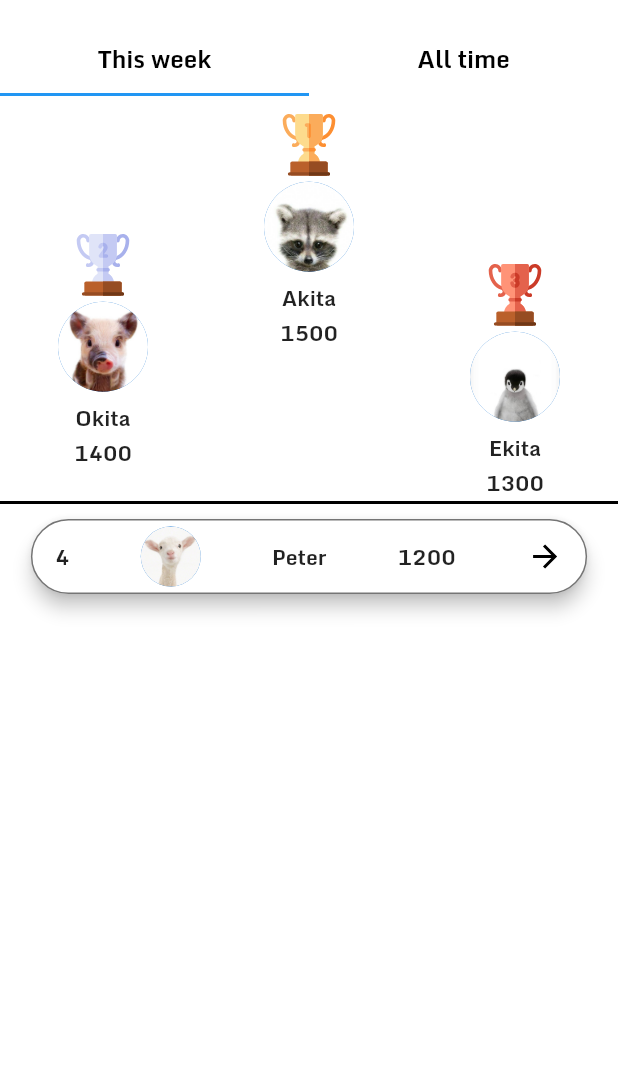
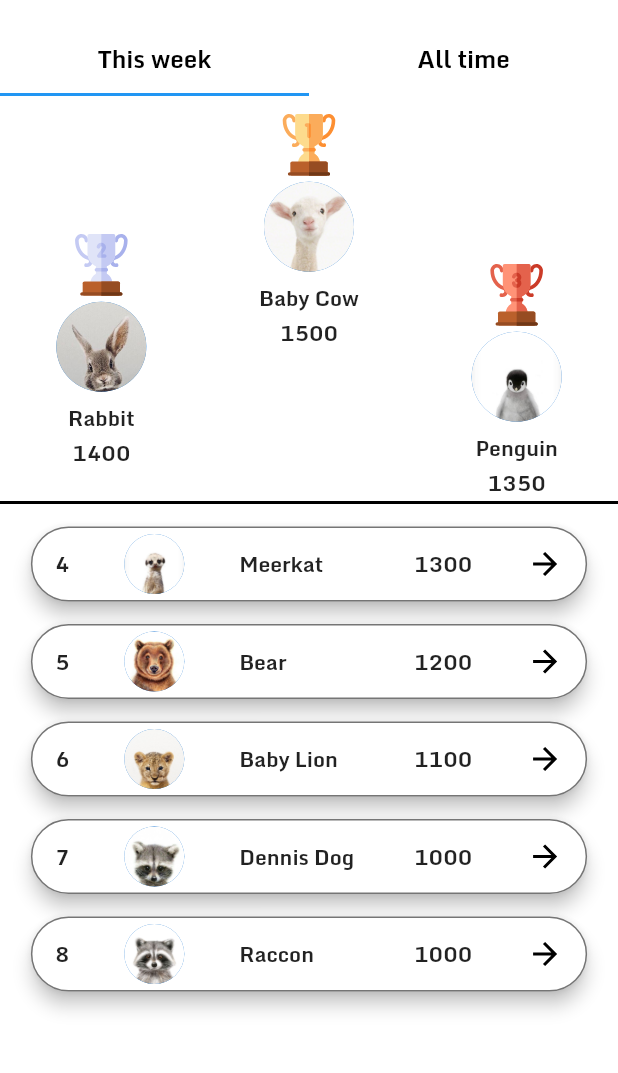
Before and after one commit to nguyenbinhanltv/EnQ, a Flutter app: the LeaderBoard screen opened by its route, on a phone screen of 412 x 824 dp, the part 60-1133 px from its top. Run offline on Flutter 3.47's test engine with Material 2 defaults, Android fonts, the phone set to English and light mode, and no system bars; our stand-ins replace animated_text_kit, firebase_auth, flutter_svg, google_sign_in; accounts and stored records are empty.

Commit message:
leader board UI done

```diff
--- a/lib/models/leader.dart
+++ b/lib/models/leader.dart
@@ -1,6 +1,22 @@
+import 'package:EnQ/models/user.dart';
+
 class Leader {
   final String id, startAt, endAt;
   final List<String> userId;
 
   Leader(this.id, this.startAt, this.endAt, this.userId);
+
+  static List<User> subLeaders = [
+    User("Meerkat", "user 4", "assets/images/meerkat.jpg", 4, 1300),
+    User("Bear", "user 5", "assets/images/bear.jpg", 5, 1200),
+    User("Baby Lion", "user 6", "assets/images/baby_lion.jpg", 6, 1100),
+    User("Dennis Dog", "user 7", "assets/images/dennis_dog.jpg", 7, 1000),
+    User("Raccon", "user 8", "assets/images/raccoon.jpg", 8, 1000),
+  ];
+
+  static List<User> leaders = [
+    User("Baby Cow", "user 1", "assets/images/baby_cow.jpg", 1, 1500),
+    User("Rabbit", "user 2", "assets/images/rabbit.jpg", 2, 1400),
+    User("Penguin", "user 3", "assets/images/penguin.jpg", 3, 1350),
+  ];
 }
--- a/lib/models/user.dart
+++ b/lib/models/user.dart
@@ -7,9 +7,3 @@ class User {
   //     this.textHistory);
   User(this.userName, this.id, this.photoUrl, this.rank, this.point);
 }
-
-List<User> users = [
-  User("Baby Cow", "user 1", "assets/images/baby_cow.jpg", 1, 1500),
-  User("Rabbit", "user 2", "assets/images/rabbit.jpg", 2, 1400),
-  User("Meerkat", "user 3", "assets/images/meerkat.jpg", 3, 1300),
-];
--- a/lib/pages/leader_board.dart
+++ b/lib/pages/leader_board.dart
@@ -3,6 +3,8 @@ import 'package:EnQ/const/size_config.dart';
 import 'package:EnQ/const/style.dart';
 import 'package:flutter/material.dart';
 import 'package:flutter_svg/flutter_svg.dart';
+import 'package:EnQ/models/leader.dart';
+import 'package:EnQ/models/user.dart';
 
 class LeaderBoard extends StatefulWidget {
   @override
@@ -57,16 +59,25 @@ class _LeaderBoardState extends State<LeaderBoard> {
                       Padding(
                         padding:
                             const EdgeInsets.only(top: DefaultPaddin * 4.0),
-                        child: TopLeader('assets/images/silver-cup.svg',
-                            'Okita', '1400', 'assets/images/pig.jpg'),
+                        child: TopLeader(
+                            'assets/images/silver-cup.svg',
+                            Leader.leaders[1].userName,
+                            Leader.leaders[1].point.toString(),
+                            Leader.leaders[1].photoUrl),
                       ),
-                      TopLeader('assets/images/gold-cup.svg', 'Akita', '1500',
-                          'assets/images/dennis_dog.jpg'),
+                      TopLeader(
+                          'assets/images/gold-cup.svg',
+                          Leader.leaders[0].userName,
+                          Leader.leaders[0].point.toString(),
+                          Leader.leaders[0].photoUrl),
                       Padding(
                         padding:
                             const EdgeInsets.only(top: DefaultPaddin * 5.0),
-                        child: TopLeader('assets/images/bronze-cup.svg',
-                            'Ekita', '1300', 'assets/images/penguin.jpg'),
+                        child: TopLeader(
+                            'assets/images/bronze-cup.svg',
+                            Leader.leaders[2].userName,
+                            Leader.leaders[2].point.toString(),
+                            Leader.leaders[2].photoUrl),
                       ),
                     ],
                   ),
@@ -85,41 +96,12 @@ class _LeaderBoardState extends State<LeaderBoard> {
                       ),
                     ),
                   ),
-                    child: Column(
-                      children: [
-                        Container(
-                          width: SizeConfig.screenWidth * 0.9,
-                          height: 50,
-                          margin: EdgeInsets.only(top: DefaultPaddin * 0.5),
-                          child: RaisedButton(
-                            onPressed: () {},
-                            color: Colors.white,
-                            elevation: 5.0,
-                            shape: RoundedRectangleBorder(
-                              borderRadius:
-                                  BorderRadius.circular(DefaultPaddin * 2),
-                              side: BorderSide(
-                                color: Colors.black54,
+                  child: ListView.builder(
+                    itemCount: Leader.subLeaders.length,
+                    itemBuilder: (BuildContext context, int index) =>
+                        BuildSubLeaders(user: Leader.subLeaders[index]),
                   ),
                 ),
-                            child: Row(
-                              mainAxisAlignment: MainAxisAlignment.spaceBetween,
-                              children: [
-                                Text('4'),
-                                CircleAvatar(
-                                  backgroundImage:
-                                      AssetImage('assets/images/baby_cow.jpg'),
-                                ),
-                                Text('Peter'),
-                                Text('1200'),
-                                SvgPicture.asset(
-                                    'assets/images/arrow_forward.svg'),
-                              ],
-                            ),
-                          ),
-                        ),
-                      ],
-                    )),
               ],
             ),
             Stack(), // another tabs
@@ -129,3 +111,51 @@ class _LeaderBoardState extends State<LeaderBoard> {
     );
   }
 }
+
+class BuildSubLeaders extends StatelessWidget {
+  final User user;
+  const BuildSubLeaders({Key key, this.user}) : super(key: key);
+
+  @override
+  Widget build(BuildContext context) {
+    return Column(
+      children: [
+        Container(
+          width: SizeConfig.screenWidth * 0.9,
+          height: 50,
+          margin: EdgeInsets.only(top: DefaultPaddin * 0.75),
+          child: RaisedButton(
+            onPressed: () {},
+            color: Colors.white,
+            elevation: 5.0,
+            shape: RoundedRectangleBorder(
+              borderRadius: BorderRadius.circular(DefaultPaddin * 2),
+              side: BorderSide(
+                color: Colors.black54,
+              ),
+            ),
+            child: Row(
+              mainAxisAlignment: MainAxisAlignment.spaceBetween,
+              mainAxisSize: MainAxisSize.max,
+              children: [
+                Text(user.rank.toString()),
+                CircleAvatar(
+                  backgroundImage: AssetImage(user.photoUrl),
+                ),
+                SizedBox(
+                  width: DefaultPaddin * 4,
+                  child: Text(
+                    user.userName,
+                    textAlign: TextAlign.left,
+                  ),
+                ),
+                Text(user.point.toString()),
+                SvgPicture.asset('assets/images/arrow_forward.svg'),
+              ],
+            ),
+          ),
+        ),
+      ],
+    );
+  }
+}
--- a/lib/pages/quiz.dart
+++ b/lib/pages/quiz.dart
@@ -1,6 +1,7 @@
 import 'package:EnQ/const/style.dart';
 import 'package:flutter/material.dart';
 import 'package:flutter_svg/svg.dart';
+import 'package:EnQ/services/question_service.dart';
 
 class Quiz extends StatefulWidget {
   @override
@@ -8,8 +9,10 @@ class Quiz extends StatefulWidget {
 }
 
 class _QuizState extends State<Quiz> {
+  QuestionService questions = new QuestionService();
   @override
   Widget build(BuildContext context) {
+    questions.getQuestions();
     return Scaffold(
       backgroundColor: Colors.white,
       appBar: AppBar(
--- /dev/null
+++ b/lib/services/question_service.dart
@@ -0,0 +1,11 @@
+import 'package:http/http.dart' as http;
+
+class QuestionService {
+  Future<http.Request> getQuestions() {
+    dynamic questions;
+    http.get('https://enq-server.herokuapp.com/questions',
+        headers: <String, String>{
+          'Content-Type': 'application/json'
+        }).then((value) => {questions = value.body, print(questions)});
+  }
+}
```
Also changed, not shown: lib/services/user_service.dart (+0 -11 lines). Lines whose indentation alone changed are shown as unchanged.
